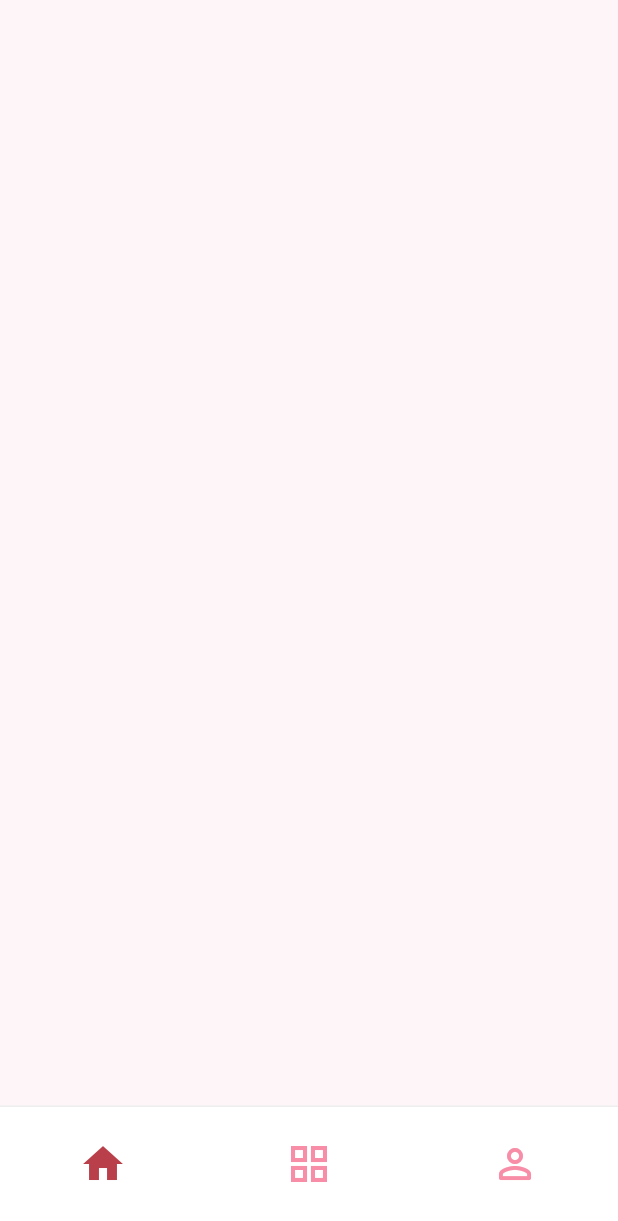
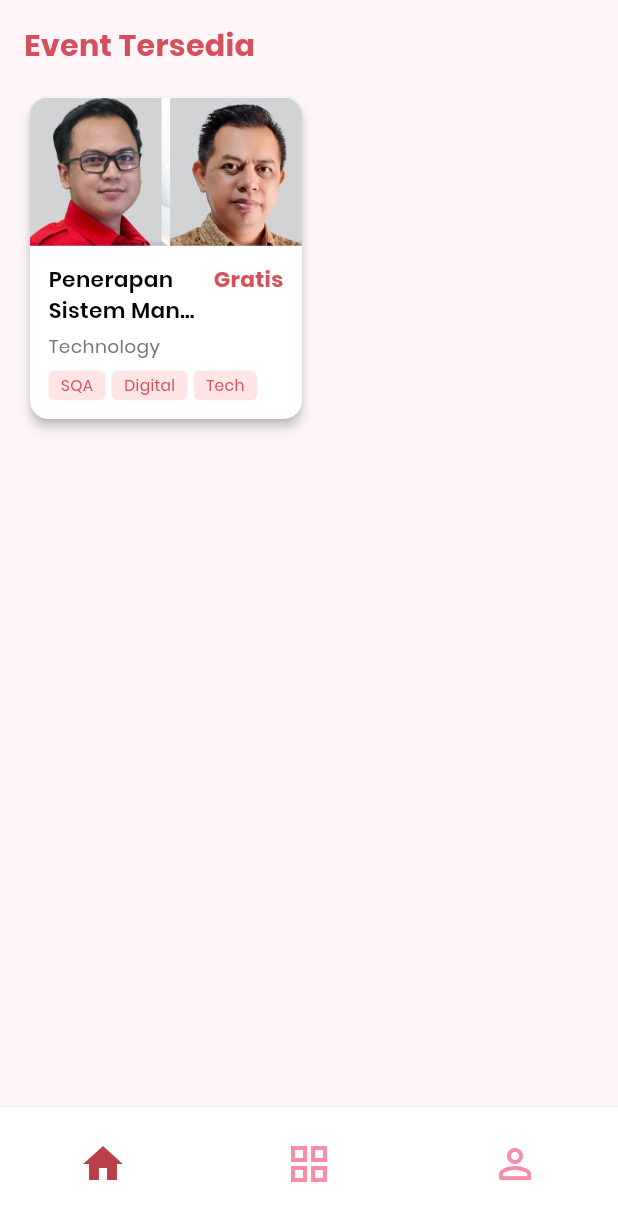
Before and after one commit to LarrYdaSnaiL/E-Venture, a Flutter app: the screen it shows after launch, after a tap on "Masuk", on a phone screen of 412 x 824 dp. Shown: the top 1221 px of the screen. Run offline on Flutter 3.47's test engine with Material 3 defaults, Android fonts, the phone set to English and light mode, and no system bars; our stand-ins replace csv, file_picker, firebase_auth, firebase_core, firebase_database, firebase_storage and 2 more; accounts and stored records are empty.

Commit message:
feat: add event card widget

```diff
--- a/lib/screens/dashboard/dashboard_screen.dart
+++ b/lib/screens/dashboard/dashboard_screen.dart
@@ -1,11 +1,48 @@
 import 'package:eventure/widgets/app_scaffold.dart';
-import 'package:flutter/cupertino.dart';
+import 'package:eventure/widgets/event_card.dart';
+import 'package:flutter/material.dart';
 
 class DashboardScreen extends StatelessWidget {
   const DashboardScreen({super.key});
 
   @override
   Widget build(BuildContext context) {
-    return AppScaffold(body: Text("Dashboard"));
+    return AppScaffold(
+      body: Padding(
+        padding: const EdgeInsets.all(16.0),
+        child: Column(
+          crossAxisAlignment: CrossAxisAlignment.start,
+          children: [
+            Text(
+              'Event Saya',
+              style: TextStyle(
+                fontFamily: 'Poppins',
+                fontSize: 20,
+                fontWeight: FontWeight.w700,
+                color: Color(0xFFD64F5C),
+              ),
+            ),
+            SizedBox(height: 16),
+            Wrap(
+              spacing: 12,
+              runSpacing: 12,
+              children: [
+                EventCard(
+                  imageUrl: 'assets/images/placeholder_eventcard.jpg',
+                  eventName: 'Penerapan Sistem Manajemen Mutu ISO 9001 yang Efektif untuk Organisasi',
+                  eventType: 'Technology',
+                  price: 'Gratis',
+                  tags: ['SQA', 'Digital', 'Tech'],
+                  showButton: true,
+                  onButtonPressed: () {
+                    // TODO: Show QR Code
+                  },
+                ),
+              ],
+            ),
+          ],
+        ),
+      ),
+    );
   }
 }
--- a/lib/screens/home/home_screen.dart
+++ b/lib/screens/home/home_screen.dart
@@ -1,11 +1,45 @@
 import 'package:eventure/widgets/app_scaffold.dart';
-import 'package:flutter/cupertino.dart';
+import 'package:eventure/widgets/event_card.dart';
+import 'package:flutter/material.dart';
 
 class HomeScreen extends StatelessWidget {
   const HomeScreen({super.key});
 
   @override
   Widget build(BuildContext context) {
-    return AppScaffold(body: SizedBox(width: double.infinity));
+    return AppScaffold(
+      body: Padding(
+        padding: const EdgeInsets.all(16.0),
+        child: Column(
+          crossAxisAlignment: CrossAxisAlignment.start,
+          children: [
+            Text(
+              'Event Tersedia',
+              style: TextStyle(
+                fontFamily: 'Poppins',
+                fontSize: 20,
+                fontWeight: FontWeight.w700,
+                color: Color(0xFFD64F5C),
+              ),
+            ),
+            SizedBox(height: 16),
+            Wrap(
+              spacing: 12,
+              runSpacing: 12,
+              children: [
+                EventCard(
+                  imageUrl: 'assets/images/placeholder_eventcard.jpg',
+                  eventName: 'Penerapan Sistem Manajemen Mutu ISO 9001 yang Efektif untuk Organisasi',
+                  eventType: 'Technology',
+                  price: 'Gratis',
+                  tags: ['SQA', 'Digital', 'Tech'],
+                  showButton: false,
+                ),
+              ],
+            ),
+          ],
+        ),
+      ),
+    );
   }
 }
--- a/lib/widgets/event_card.dart
+++ b/lib/widgets/event_card.dart
@@ -0,0 +1,189 @@
+import 'package:flutter/material.dart';
+
+class EventCard extends StatelessWidget {
+  final String imageUrl;
+  final String eventName;
+  final String eventType;
+  final String price;
+  final List<String> tags;
+  final bool showButton;
+  final VoidCallback? onButtonPressed;
+
+  const EventCard({
+    super.key,
+    required this.imageUrl,
+    required this.eventName,
+    required this.eventType,
+    required this.price,
+    required this.tags,
+    this.showButton = true,
+    this.onButtonPressed,
+  });
+
+  @override
+  Widget build(BuildContext context) {
+    final size = MediaQuery.of(context).size;
+
+    return Card(
+      elevation: 3,
+      shape: RoundedRectangleBorder(borderRadius: BorderRadius.circular(12)),
+      color: Colors.white,
+      child: SizedBox(
+        width: size.width * 0.44,
+        child: Column(
+          crossAxisAlignment: CrossAxisAlignment.start,
+          children: [
+            // Event Image
+            ClipRRect(
+              borderRadius: BorderRadius.only(
+                topLeft: Radius.circular(12),
+                topRight: Radius.circular(12),
+              ),
+              child: imageUrl.startsWith('http')
+                  ? Image.network(
+                      imageUrl,
+                      width: double.infinity,
+                      height: size.height * 0.12,
+                      fit: BoxFit.cover,
+                      errorBuilder: (context, error, stackTrace) {
+                        return Container(
+                          width: double.infinity,
+                          height: size.height * 0.12,
+                          color: Colors.grey[300],
+                          child: Icon(Icons.image, size: 50, color: Colors.grey),
+                        );
+                      },
+                    )
+                  : Image.asset(
+                      imageUrl,
+                      width: double.infinity,
+                      height: size.height * 0.12,
+                      fit: BoxFit.cover,
+                      errorBuilder: (context, error, stackTrace) {
+                        return Container(
+                          width: double.infinity,
+                          height: size.height * 0.12,
+                          color: Colors.grey[300],
+                          child: Icon(Icons.image, size: 50, color: Colors.grey),
+                        );
+                      },
+                    ),
+            ),
+
+            Padding(
+              padding: EdgeInsets.all(size.width * 0.03),
+              child: Column(
+                crossAxisAlignment: CrossAxisAlignment.start,
+                children: [
+                  // Event Name and Price Row
+                  Row(
+                    mainAxisAlignment: MainAxisAlignment.spaceBetween,
+                    crossAxisAlignment: CrossAxisAlignment.start,
+                    children: [
+                      Expanded(
+                        child: Text(
+                          eventName,
+                          style: TextStyle(
+                            fontFamily: 'Poppins',
+                            fontSize: size.width * 0.035,
+                            fontWeight: FontWeight.w600,
+                            color: Colors.black,
+                          ),
+                          maxLines: 2,
+                          overflow: TextOverflow.ellipsis,
+                        ),
+                      ),
+                      SizedBox(width: 8),
+                      Text(
+                        price,
+                        style: TextStyle(
+                          fontFamily: 'Poppins',
+                          fontSize: size.width * 0.035,
+                          fontWeight: FontWeight.w700,
+                          color: Color(0xFFD64F5C),
+                        ),
+                      ),
+                    ],
+                  ),
+
+                  SizedBox(height: size.height * 0.005),
+
+                  // Event Type
+                  Text(
+                    eventType,
+                    style: TextStyle(
+                      fontFamily: 'Poppins',
+                      fontSize: size.width * 0.03,
+                      fontWeight: FontWeight.w400,
+                      color: Colors.grey[600],
+                    ),
+                  ),
+
+                  SizedBox(height: size.height * 0.008),
+
+                  // Tags
+                  Wrap(
+                    spacing: 4,
+                    runSpacing: 4,
+                    children: tags.map((tag) {
+                      return Container(
+                        padding: EdgeInsets.symmetric(
+                          horizontal: size.width * 0.02,
+                          vertical: size.height * 0.003,
+                        ),
+                        decoration: BoxDecoration(
+                          color: Color(0xFFFFE5E5),
+                          borderRadius: BorderRadius.circular(4),
+                        ),
+                        child: Text(
+                          tag,
+                          style: TextStyle(
+                            fontFamily: 'Poppins',
+                            fontSize: size.width * 0.025,
+                            fontWeight: FontWeight.w400,
+                            color: Color(0xFFD64F5C),
+                          ),
+                        ),
+                      );
+                    }).toList(),
+                  ),
+
+                  // Button (conditionally shown)
+                  if (showButton) ...[
+                    SizedBox(height: size.height * 0.01),
+                    SizedBox(
+                      width: double.infinity,
+                      child: ElevatedButton(
+                        onPressed: onButtonPressed,
+                        style: ElevatedButton.styleFrom(
+                          backgroundColor: Color(0xFFD64F5C),
+                          shape: RoundedRectangleBorder(borderRadius: BorderRadius.circular(6)),
+                          elevation: 0,
+                          padding: EdgeInsets.symmetric(
+                            horizontal: size.width * 0.02,
+                            vertical: size.height * 0.008,
+                          ),
+                          minimumSize: Size(0, 0),
+                          tapTargetSize: MaterialTapTargetSize.shrinkWrap,
+                        ),
+                        child: Text(
+                          'Lihat Kode QR',
+                          style: TextStyle(
+                            fontFamily: 'Poppins',
+                            fontSize: size.width * 0.032,
+                            fontWeight: FontWeight.w600,
+                            color: Colors.white,
+                          ),
+                        ),
+                      ),
+                    ),
+                  ],
+                ],
+              ),
+            ),
+          ],
+        ),
+      ),
+    );
+  }
+}
```
Also changed, not shown: assets/images/placeholder_eventcard.jpg (added).
